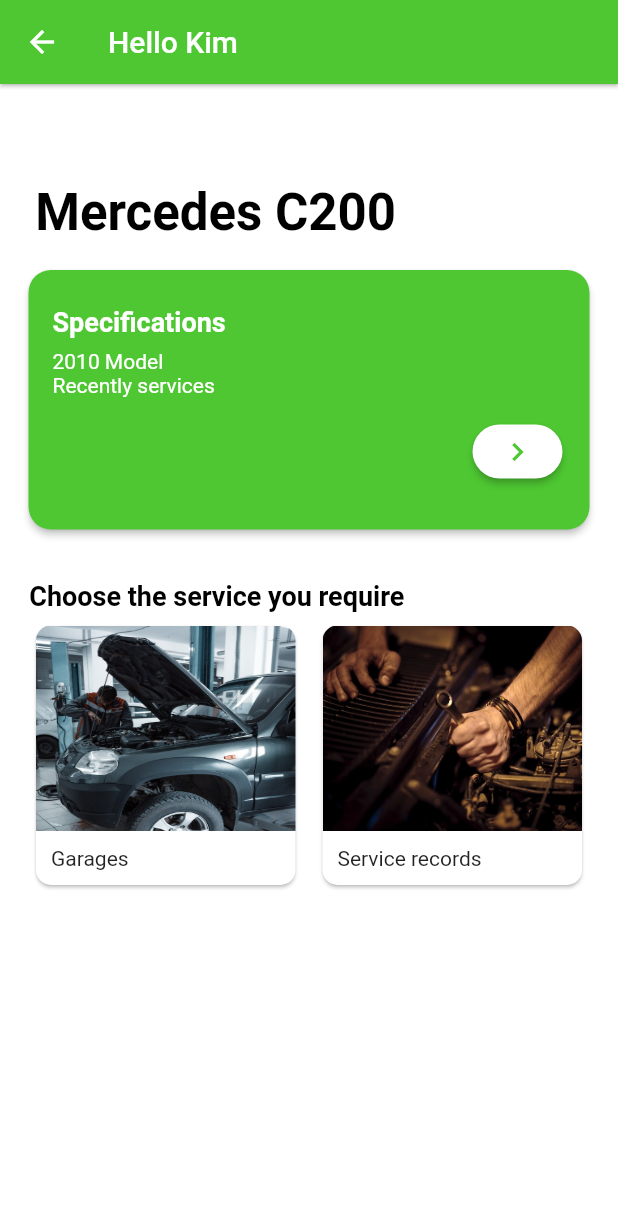
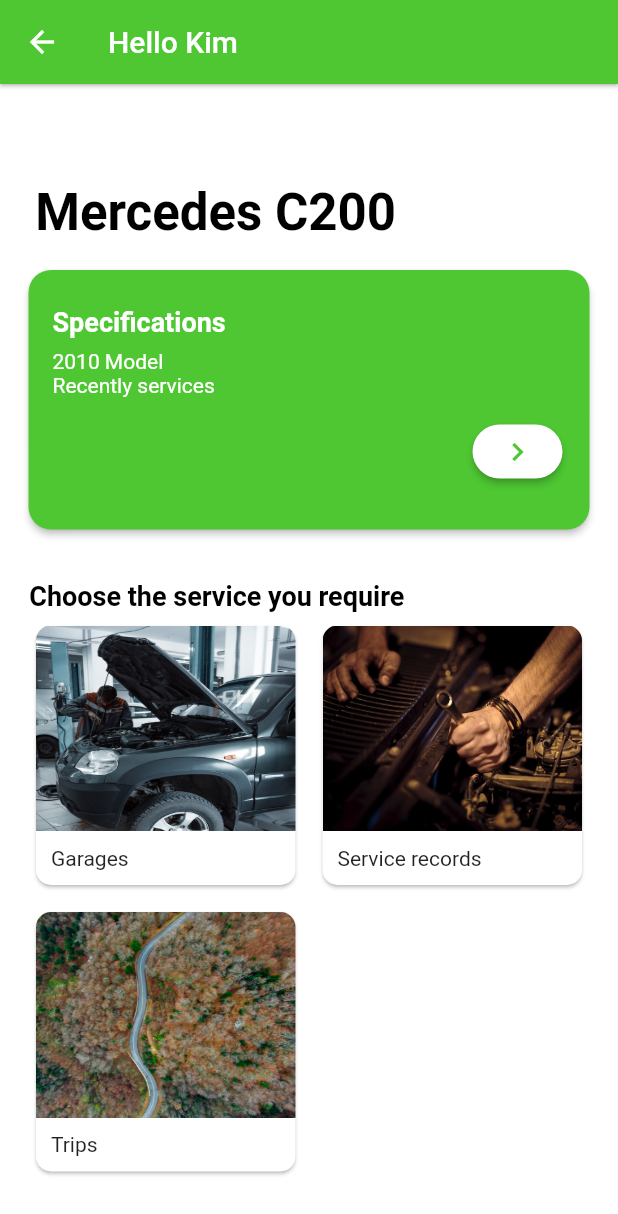
Before and after one commit to iZeroKim/Uado, a Flutter app: the DashBoard screen opened directly, on a phone screen of 412 x 824 dp. Shown: the top 1214 px of the screen. Run offline on Flutter 3.47's test engine with Material 2 defaults, Android fonts, the light colour scheme and no system bars; our stand-ins replace flutter_dash, flutter_datetime_picker, getwidget, image_picker.

Commit message:
Include trips in app services list

```diff
--- a/lib/screens/dash_board.dart
+++ b/lib/screens/dash_board.dart
@@ -2,6 +2,7 @@
 import '../models/AppService.dart';
 import '../screens/garage_list.dart';
 import '../screens/services.dart';
+import '../screens/trips.dart';
 
 class DashBoard extends StatefulWidget {
   const DashBoard({Key? key}) : super(key: key);
@@ -18,13 +19,13 @@
     AppService garages = AppService(name: "Garages", imagePath: "assets/images/garage.jpg", link: GarageList());
     AppService records = AppService(name: "Service records", imagePath: "assets/images/repairs.jpg", link: Services());
     AppService chat = AppService(name: "Chat", imagePath: "assets/images/mechanic.png");
-    AppService trips = AppService(name: "Trips", imagePath: "assets/images/mechanic.png");
+    AppService trips = AppService(name: "Trips", imagePath: "assets/images/trip.jpg", link: Trips());
     AppService insurance = AppService(name: "Insurance", imagePath: "assets/images/car.jpg");
     AppService parts = AppService(name: "Buy part", imagePath: "assets/images/mechanic.png");
     AppService clubs = AppService(name: "Join car club", imagePath: "assets/images/mechanic.png");
     AppService buy = AppService(name: "Buy/Sell car", imagePath: "assets/images/mechanic.png");
 
-    List<AppService> services = [garages, records];
+    List<AppService> services = [garages, records, trips];
     return Scaffold(
       backgroundColor: Colors.white,
       appBar: AppBar(
--- a/lib/screens/trip_details.dart
+++ b/lib/screens/trip_details.dart
@@ -21,7 +21,7 @@
           crossAxisAlignment: CrossAxisAlignment.start,
           children: [
             const Text("Trips Details"),
-            const Text("22, November 2022", style: TextStyle(fontSize: 10),)
+            const Text("22, November 2022", style: TextStyle(fontSize: 13),)
           ],
         ),
 
```
Also changed, not shown: assets/images/trip.jpg (added).
